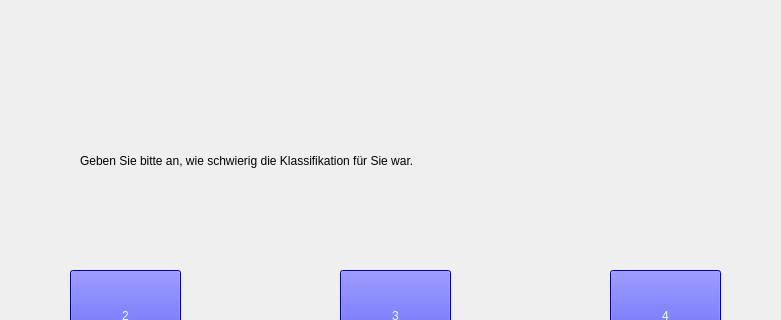
IKI-Lab/auscultation_AI_noise_exp, file forms/diff.ui: the form before one commit; both pictures show x 330 to 1111 and y 90 to 410 of the 1440 by 762 pixel window.
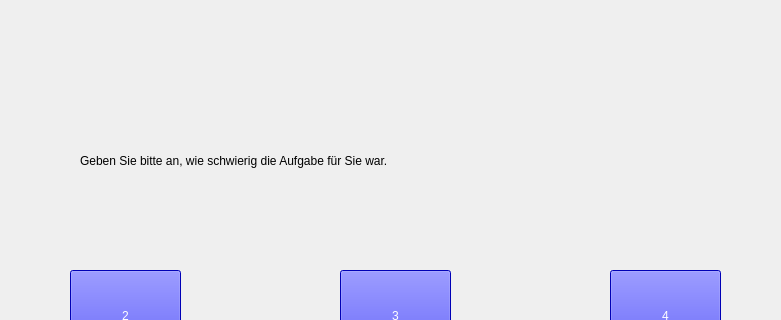
The form after the commit.

```diff
--- a/forms/diff.ui
+++ b/forms/diff.ui
@@ -27,7 +27,7 @@
 </string>
    </property>
    <property name="text">
-    <string>Geben Sie bitte an, wie schwierig die Klassifikation für Sie war.</string>
+    <string>Geben Sie bitte an, wie schwierig die Aufgabe für Sie war.</string>
    </property>
   </widget>
   <widget class="QPushButton" name="pushButton">
```
